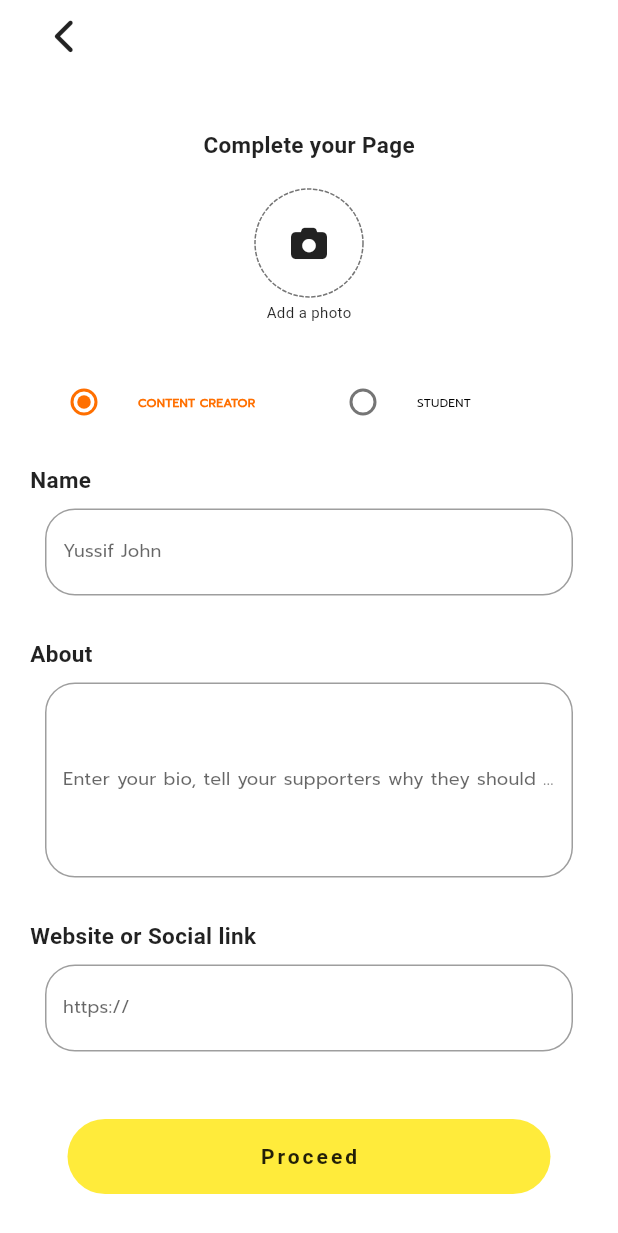
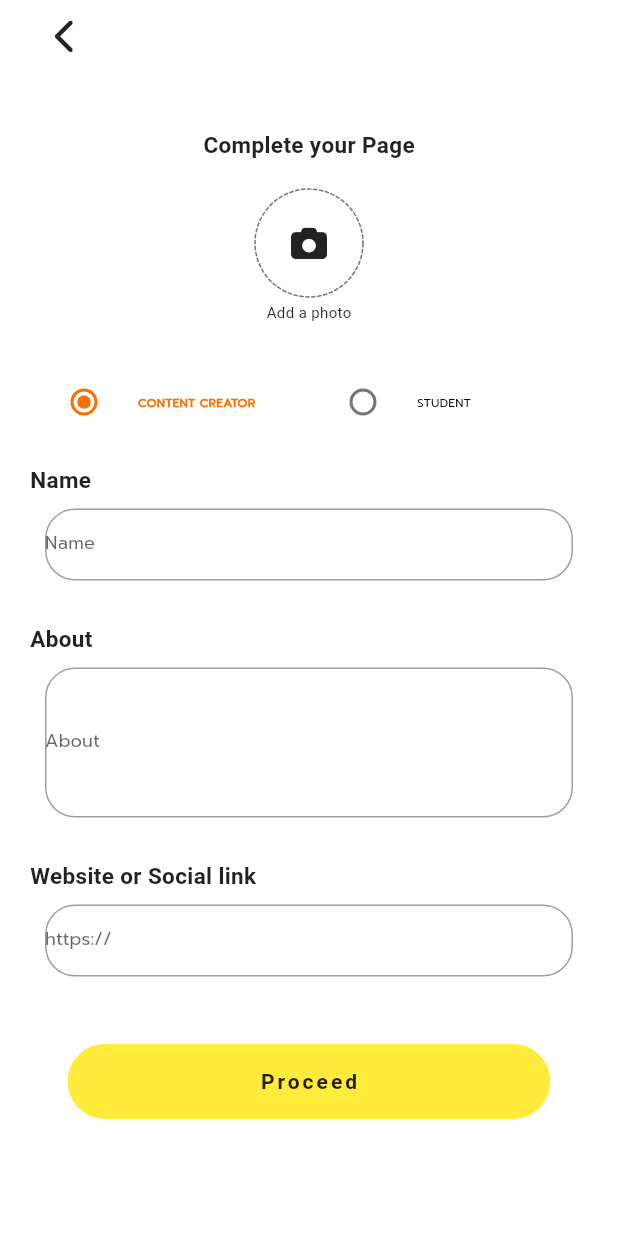
Before and after one commit to yussifm/NearFundDemo, a Flutter app: the screen it shows after launch, on a phone screen of 412 x 824 dp. Shown: the top 1233 px of the screen. Run offline on Flutter 3.47's test engine with Material 2 defaults, Android fonts, the phone set to English and light mode, and no system bars; drawn by our look-alikes of dotted_border; our stand-ins replace animated_text_kit, cloud_firestore, firebase_auth, firebase_core, firebase_storage, flutter_custom_clippers and 6 more; accounts and stored records are empty; project files that could hold a hidden picture were left out.

Commit message:
userdetails

```diff
--- a/nearfund/lib/app/UserDetils/userdetails_page.dart
+++ b/nearfund/lib/app/UserDetils/userdetails_page.dart
@@ -157,8 +157,8 @@ class _UserDetailsPageState extends ConsumerState<UserDetailsPage> {
                 children: [
                   filedtextmethod(name: "Name"),
                   GeneralTextFelidFormWidget(
-                    hint_text: 'name',
-                    label_text: 'Yussif John',
+                    hint_text: 'Yussif John',
+                    label_text: 'Name',
                     validator: (val) {
                       if (!val!.isNotEmpty) return 'Enter valid name';
                       return null;
@@ -171,14 +171,14 @@ class _UserDetailsPageState extends ConsumerState<UserDetailsPage> {
                   ),
                   filedtextmethod(name: "About"),
                   GeneralTextFelidFormWidget(
-                    hint_text: 'About',
-                    label_text:
+                    hint_text:
                         'Enter your bio, tell your supporters why they should support you, Content creator or a Student',
+                    label_text: 'About',
                     controller: _about_controller,
                     max_lines: 5,
                     borderRadius: 20,
                     validator: (val) {
-                      if (!val!.isNotEmpty) return 'Enter valid name';
+                      if (!val!.isNotEmpty) return 'Enter bio';
                       return null;
                     },
                   ),
--- a/nearfund/lib/widgets/general_textfiled.dart
+++ b/nearfund/lib/widgets/general_textfiled.dart
@@ -48,6 +48,7 @@ class _GeneralTextFelidFormWidgetState
         decoration: InputDecoration(
           hintText: widget.hint_text,
           labelText: widget.label_text,
+          contentPadding: const EdgeInsets.symmetric(vertical: 5),
           border: OutlineInputBorder(
             borderRadius:
                 BorderRadius.all(Radius.circular(widget.borderRadius)),
```
